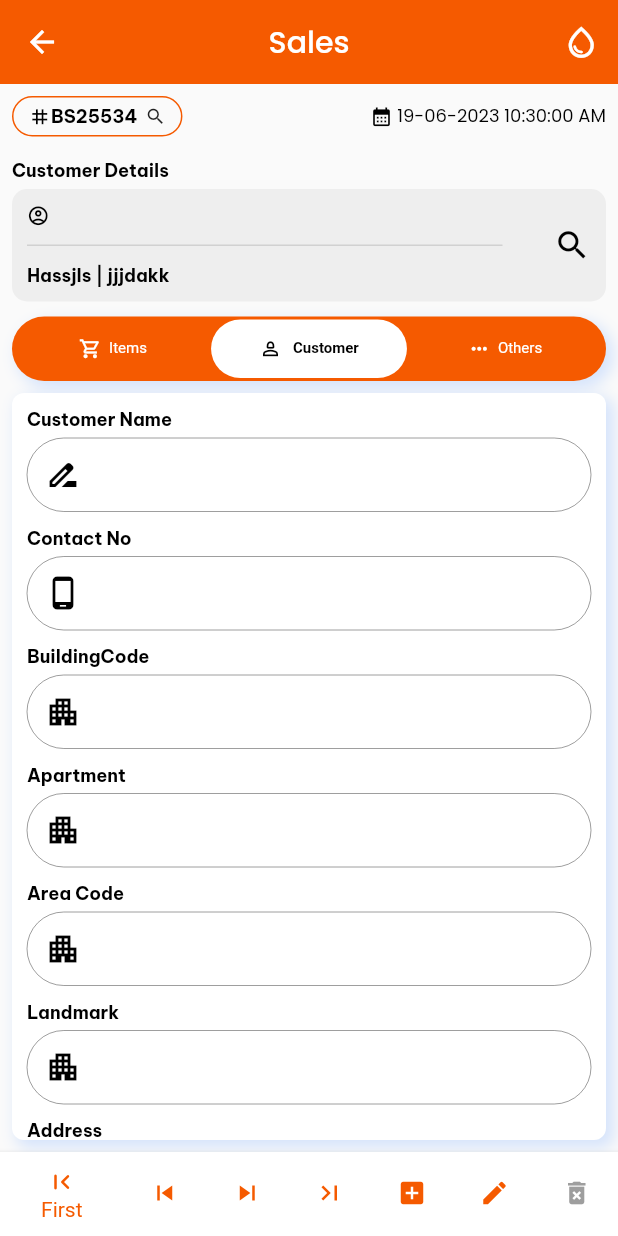
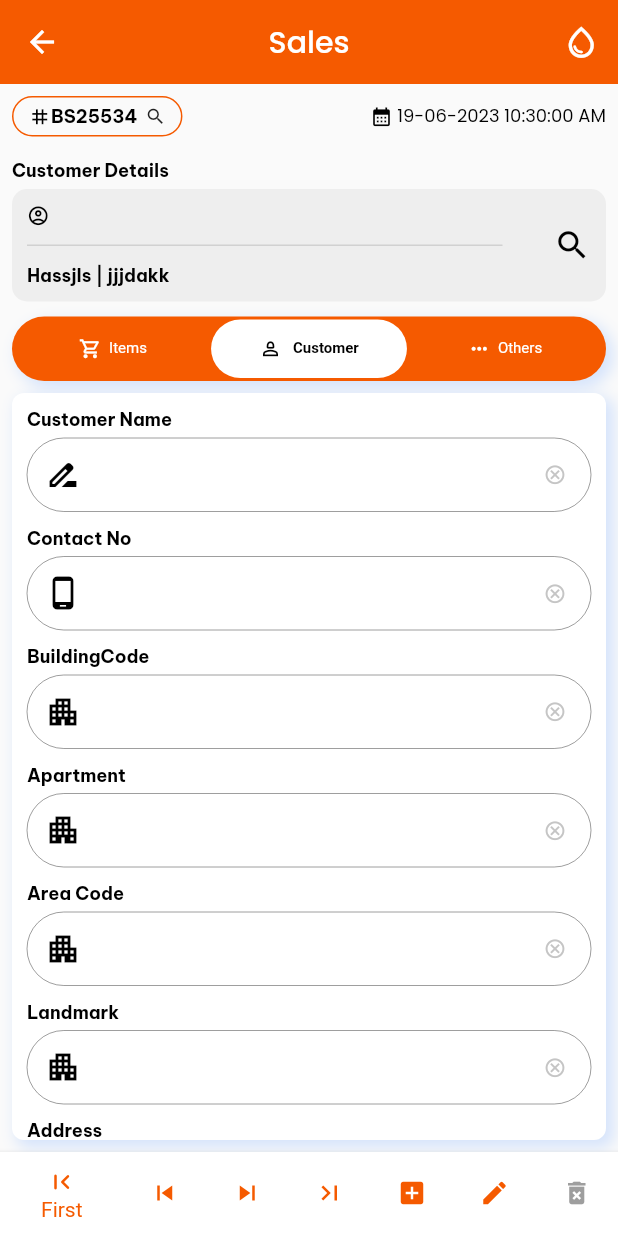
Before and after one commit to BeamsFlutter/beams_gas_cylinder, a Flutter app: the HmeSales screen opened directly, swiped to page 2, on a phone screen of 412 x 824 dp. Run offline on Flutter 3.47's test engine with Material 2 defaults, Android fonts, the phone set to English and light mode, and no system bars; drawn by our look-alikes of flutter_bounce; our stand-ins replace badges, device_info_plus, flutter_spinkit, get, google_fonts; missing offline and left inert: coupon_uikit, platform_device_id.

Commit message:
Booking Hakeem

```diff
--- a/lib/views/components/common/commonTextField.dart
+++ b/lib/views/components/common/commonTextField.dart
@@ -14,16 +14,18 @@ class CommonTextField extends StatelessWidget {
   final TextEditingController ? txtController;
   final double ? txtSize;
   final int ? maxline;
-  final bool obscureY;
+  final bool? obscureY;
   final TextStyle ? textStyle;
   final TextAlign ? textAlignment;
   final bool ? enableY;
   final bool? lookupY;
+  final bool? emptySts;
   final TextInputType? keybordType;
   final dynamic inputformate;
   final ValueChanged<String> ? onChanged;
   final ValueChanged<String> ? onSubmit;
-  const CommonTextField({super.key, this.hintText, this.prefixIcon, this.prefixIconColor, this.txtController, this.txtSize, this.onChanged, this.onSubmit, required this.obscureY, this.suffixIcon, this.suffixIconOnclick, this.maxline,  this.lookupY, this.pageMode,  this.enableY, this.textStyle, this.keybordType, this.textAlignment, this.inputformate, this.validate, this.sufixIconColor});
+  final Function? fnClear;
+  const CommonTextField({super.key, this.hintText, this.prefixIcon, this.prefixIconColor, this.txtController, this.txtSize, this.onChanged, this.onSubmit,  this.obscureY, this.suffixIcon, this.suffixIconOnclick, this.maxline,  this.lookupY, this.pageMode,  this.enableY, this.textStyle, this.keybordType, this.textAlignment, this.inputformate, this.validate, this.sufixIconColor,  this.fnClear, this.emptySts});
 
   @override
   Widget build(BuildContext context) {
@@ -47,16 +49,19 @@ class CommonTextField extends StatelessWidget {
            borderSide: const BorderSide(width: 1, color: subColor),
            borderRadius: BorderRadius.circular(30),),
           prefixIcon: Icon(prefixIcon,color: prefixIconColor,),
-          suffixIcon: GestureDetector(
+          suffixIcon:suffixIcon!=null? GestureDetector(
             onTap: suffixIconOnclick,
-              child: Icon(lookupY==true?Icons.search:suffixIcon,color: sufixIconColor,)),
+              child: Icon(lookupY==true?Icons.search:suffixIcon,color: sufixIconColor,)):GestureDetector(
+            onTap: fnClear??fn(),
+            child:  (emptySts??true)?  Icon(Icons.cancel_outlined,size: 15,color: Colors.grey.withOpacity(0.6)): const Icon(Icons.cancel_outlined,size: 15,color: greyLight,),
+          ),
 
 
 
       ),
       controller: txtController,
       inputFormatters: inputformate,
-      obscureText:obscureY,
+      obscureText:obscureY??false,
       maxLines: maxline,
       validator:validate,
       style:textStyle,
@@ -66,4 +71,7 @@ class CommonTextField extends StatelessWidget {
 
     );
   }
+  fn(){
+
+  }
 }
--- a/lib/views/screens/home/screens/hmBooking.dart
+++ b/lib/views/screens/home/screens/hmBooking.dart
@@ -775,7 +775,11 @@ class _HmeBookingState extends State<HmeBooking> {
                  }
                },
                child: CommonTextField(
-                 sufixIconColor: Colors.black,
+                 fnClear: (){
+                   hmBookingController.txtdriver.clear();
+                 },
+                 emptySts:hmBookingController.txtdriver.value.text.isEmpty?false:true ,
+                sufixIconColor: Colors.black,
                 lookupY: true,
                 obscureY: false,
                  textStyle: const TextStyle(color: txtColor),
```
